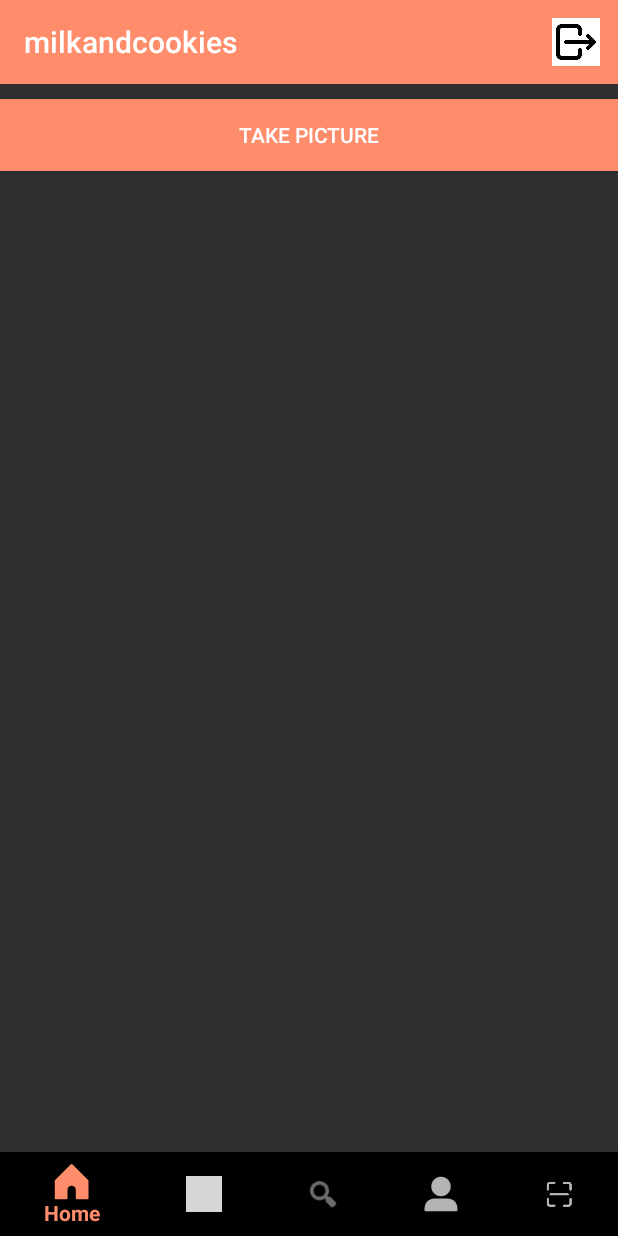
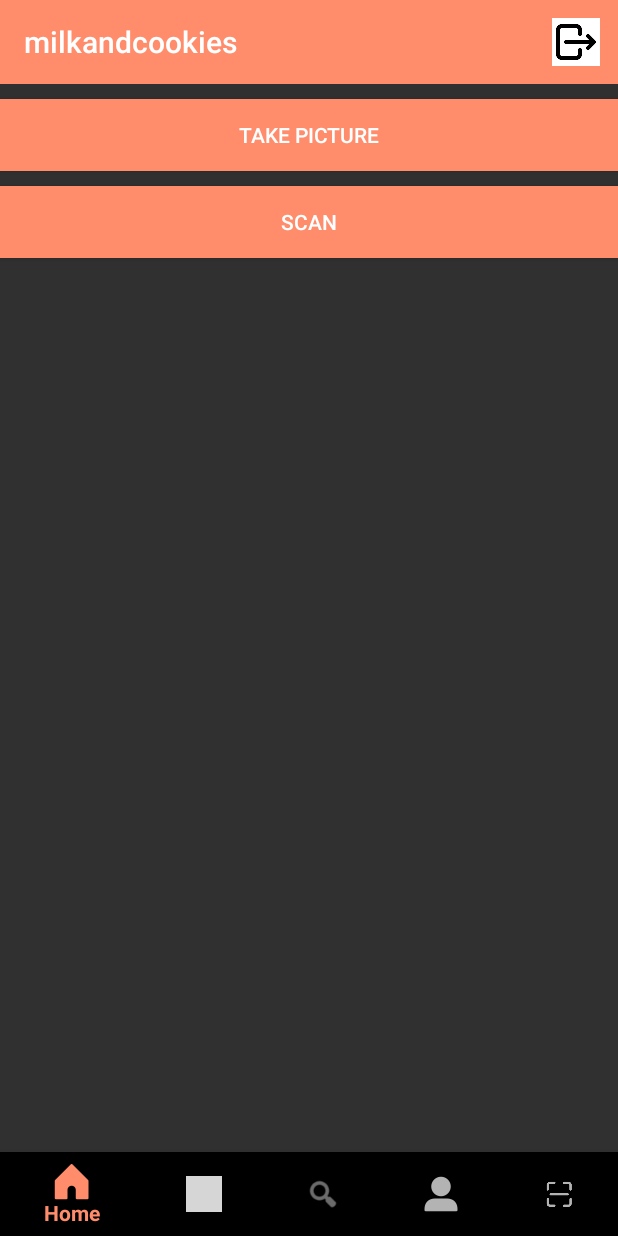
Before and after one commit to jancoding/milkandcookies, an Android app: the fragment IdentifyFragment placed in its activity, on a phone screen of 412 x 824 dp. Run offline under Robolectric (Android 15) with nearby library versions, the phone set to English and light mode, and no system bars; libraries missing offline, so code that uses them is left out: com.codepath.asynchttpclient, com.parse; 6 statements that could not run were skipped; grey boxes are pictures that could not be loaded.

Commit message:
move scanning in-app design choice

```diff
--- a/app/src/main/java/com/example/milkandcookies/fragments/IdentifyFragment.java
+++ b/app/src/main/java/com/example/milkandcookies/fragments/IdentifyFragment.java
@@ -28,6 +28,7 @@ import com.codepath.asynchttpclient.AsyncHttpClient;
 import com.codepath.asynchttpclient.RequestParams;
 import com.codepath.asynchttpclient.callback.JsonHttpResponseHandler;
 import com.example.milkandcookies.R;
+import com.example.milkandcookies.activities.ScanActivity;
 import com.parse.ParseUser;
 
 import org.jetbrains.annotations.NotNull;
@@ -57,11 +58,11 @@ public class IdentifyFragment extends Fragment {
 
 
     private Button btnPicture;
+    private Button btnScan;
     private ImageView ivPicture;
     private TextView tvIdentification;
     private TextView tvConfidence;
     private File photoFile;
-    private File binaryPhotoFile;
 
     public static final int CAPTURE_IMAGE_ACTIVITY_REQUEST_CODE = 42;
     public final static int PICK_PHOTO_CODE = 1046;
@@ -94,6 +95,7 @@ public class IdentifyFragment extends Fragment {
         ivPicture = view.findViewById(R.id.ivPicture);
         tvIdentification = view.findViewById(R.id.tvIdentification);
         tvConfidence = view.findViewById(R.id.tvConfidence);
+        btnScan = view.findViewById(R.id.btnScan);
 
 
         btnPicture.setOnClickListener(new View.OnClickListener() {
@@ -101,6 +103,14 @@ public class IdentifyFragment extends Fragment {
             public void onClick(View v) {
                 Log.i(TAG, "Clicked take picture button");
                 launchCamera();
+            }
+        });
+
+        btnScan.setOnClickListener(new View.OnClickListener() {
+            @Override
+            public void onClick(View v) {
+                Intent intent = new Intent(getActivity(), ScanActivity.class);
+                startActivity(intent);
             }
         });
 
--- a/app/src/main/res/layout/fragment_identify.xml
+++ b/app/src/main/res/layout/fragment_identify.xml
@@ -12,6 +12,16 @@
         android:layout_height="wrap_content"
         android:layout_marginTop="10dp"
         android:text="Take Picture"
+        android:background="@color/salmon"
+        />
+
+    <Button
+        android:id="@+id/btnScan"
+        android:layout_width="match_parent"
+        android:layout_height="wrap_content"
+        android:layout_marginTop="10dp"
+        android:layout_below="@id/btnPicture"
+        android:text="Scan"
         android:background="@color/salmon"
         />
 
--- a/app/src/main/res/menu/menu_bottom_navigation.xml
+++ b/app/src/main/res/menu/menu_bottom_navigation.xml
@@ -34,6 +34,6 @@
         android:id="@+id/scan"
         android:enabled="true"
         android:icon="@drawable/scan"
-        android:title="Search"
+        android:title="Analyze"
         app:showAsAction="ifRoom" />
 </menu>
```
Also changed, not shown: app/src/main/java/com/example/milkandcookies/activities/LoginActivity.java (+0 -12 lines), app/src/main/res/layout/activity_login.xml (+0 -11 lines).
